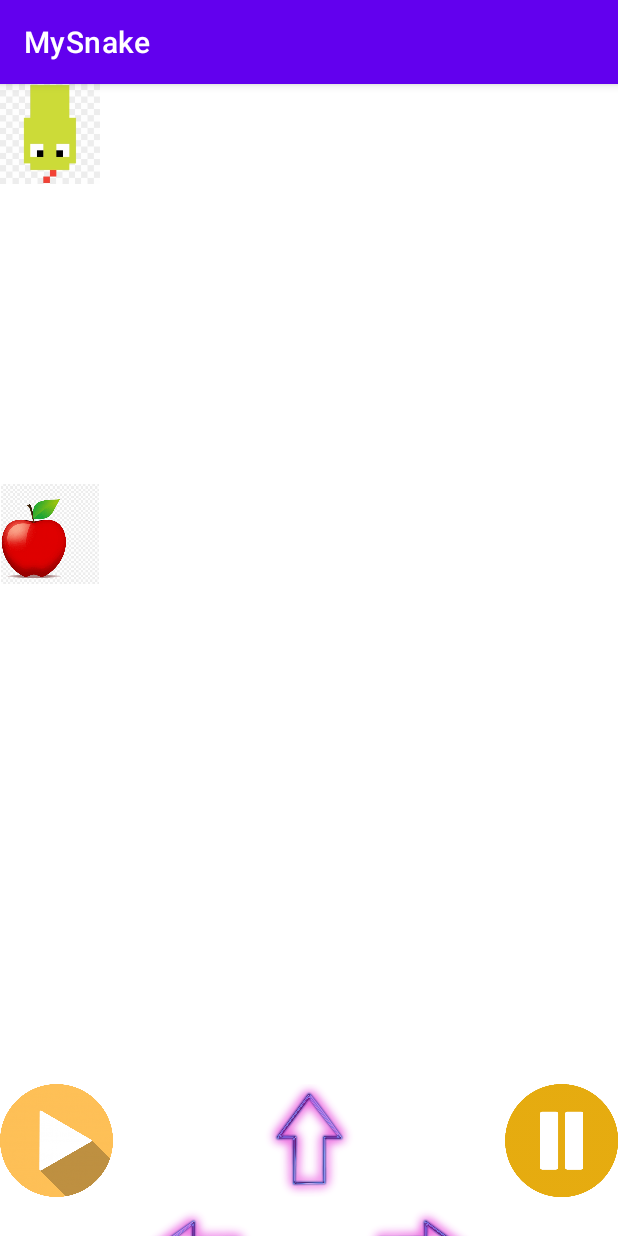
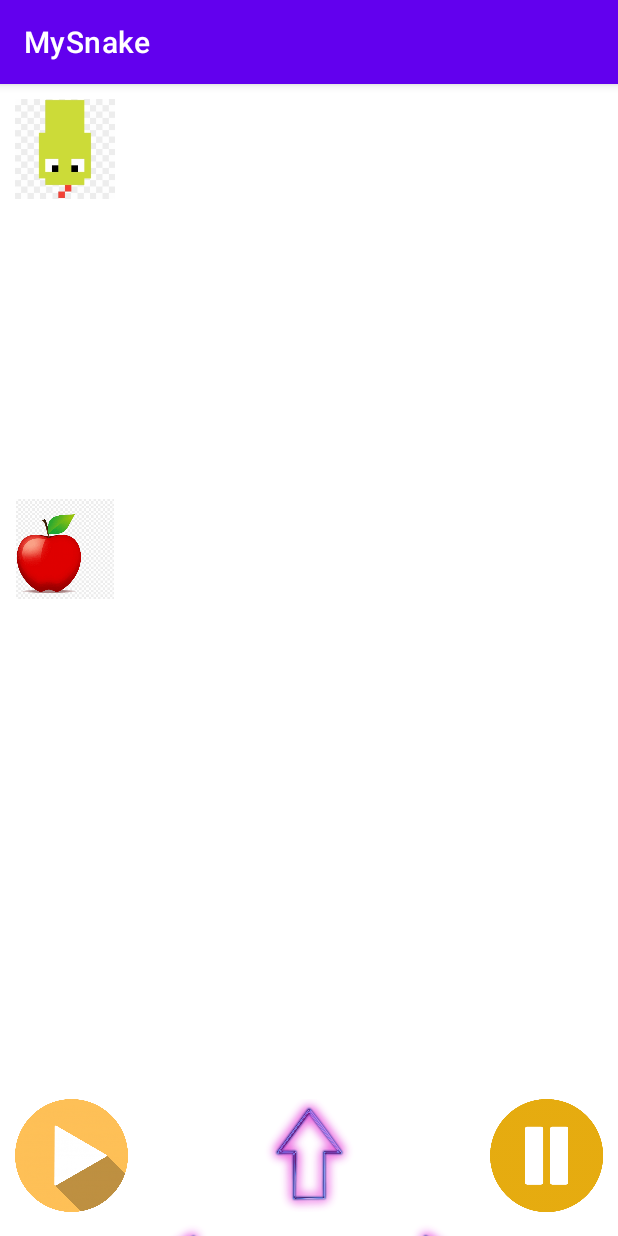
Before and after one commit to kelrus/MySnake, an Android app: the screen it shows after launch (MainActivity), on a phone screen of 412 x 824 dp. Run offline under Robolectric (Android 15) with nearby library versions, the phone set to English and light mode, and no system bars.

Commit message:
layout main activity

```diff
--- a/app/src/main/res/layout/activity_main.xml
+++ b/app/src/main/res/layout/activity_main.xml
@@ -1,20 +1,22 @@
 <?xml version="1.0" encoding="utf-8"?>
-<LinearLayout
-    xmlns:android ="http://schemas.android.com/apk/res/android"
+<LinearLayout xmlns:android="http://schemas.android.com/apk/res/android"
     xmlns:app="http://schemas.android.com/apk/res-auto"
     xmlns:tools="http://schemas.android.com/tools"
     android:layout_width="match_parent"
     android:layout_height="match_parent"
-    tools:context=".MainActivity"
-    android:orientation="vertical">
+    android:layout_marginLeft="10dp"
+    android:layout_marginTop="10dp"
+    android:layout_marginRight="10dp"
+    android:orientation="vertical"
+    tools:context=".MainActivity">
 
     <FrameLayout
         android:id="@+id/container"
         android:layout_width="match_parent"
-        android:layout_height="0dp"
+        android:layout_height="match_parent"
         android:layout_weight="1"
-        android:orientation="vertical" />
-
+        android:orientation="vertical">
+    </FrameLayout>
 
 
     <androidx.constraintlayout.widget.ConstraintLayout
@@ -26,11 +28,11 @@
             android:layout_width="75dp"
             android:layout_height="75dp"
             android:layout_marginEnd="45dp"
+            android:rotation="180"
             android:src="@drawable/arrow"
             app:layout_constraintBottom_toTopOf="@+id/Empty"
             app:layout_constraintEnd_toEndOf="@+id/Empty"
             app:layout_constraintHorizontal_bias="0.0"
-            android:rotation="180"
             app:layout_constraintStart_toStartOf="@+id/Empty" />
 
         <ImageView
@@ -47,9 +49,9 @@
             android:id="@+id/icChoosePlay"
             android:layout_width="75dp"
             android:layout_height="75dp"
+            android:src="@drawable/ic_chooseplayer"
             app:layout_constraintStart_toStartOf="parent"
-            app:layout_constraintTop_toTopOf="parent"
-            android:src="@drawable/ic_chooseplayer" />
+            app:layout_constraintTop_toTopOf="parent" />
 
         <ImageView
             android:id="@+id/icArrowRight"
@@ -65,8 +67,8 @@
             android:id="@+id/icArrowLeft"
             android:layout_width="75dp"
             android:layout_height="75dp"
+            android:rotation="90"
             android:src="@drawable/arrow"
-            android:rotation="90"
             app:layout_constraintBottom_toBottomOf="@+id/Empty"
             app:layout_constraintEnd_toStartOf="@+id/Empty"
             app:layout_constraintTop_toTopOf="@+id/Empty" />
@@ -85,17 +87,17 @@
             android:id="@+id/icPlay"
             android:layout_width="75dp"
             android:layout_height="75dp"
+            android:src="@drawable/play_button"
             app:layout_constraintStart_toStartOf="parent"
-            app:layout_constraintTop_toTopOf="parent"
-            android:src="@drawable/play_button" />
+            app:layout_constraintTop_toTopOf="parent" />
 
         <ImageView
             android:id="@+id/icPause"
             android:layout_width="75dp"
             android:layout_height="75dp"
+            android:src="@drawable/pause"
             app:layout_constraintEnd_toEndOf="parent"
-            app:layout_constraintTop_toTopOf="parent"
-            android:src="@drawable/pause" />
+            app:layout_constraintTop_toTopOf="parent" />
     </androidx.constraintlayout.widget.ConstraintLayout>
 
 </LinearLayout>
```
